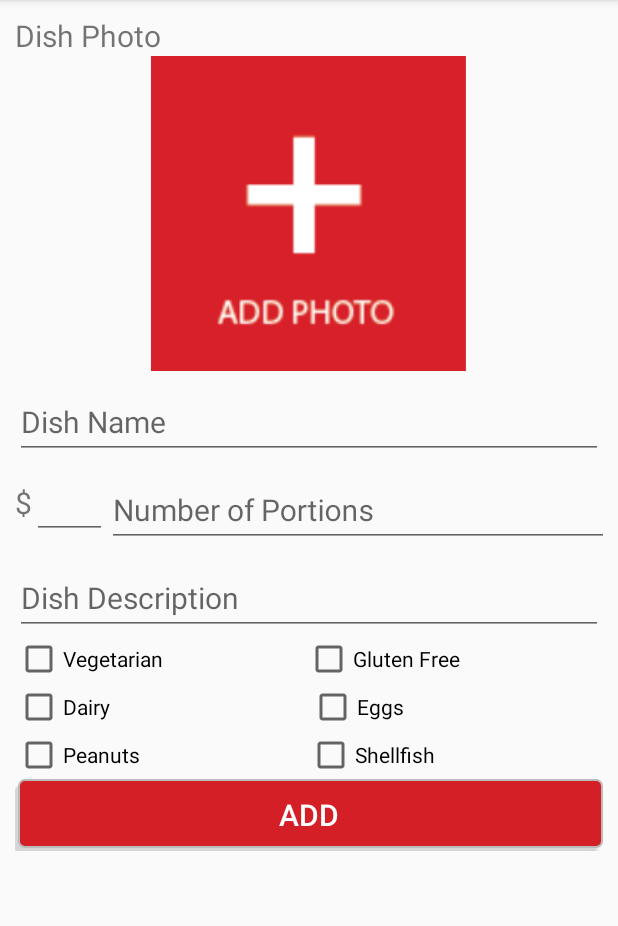
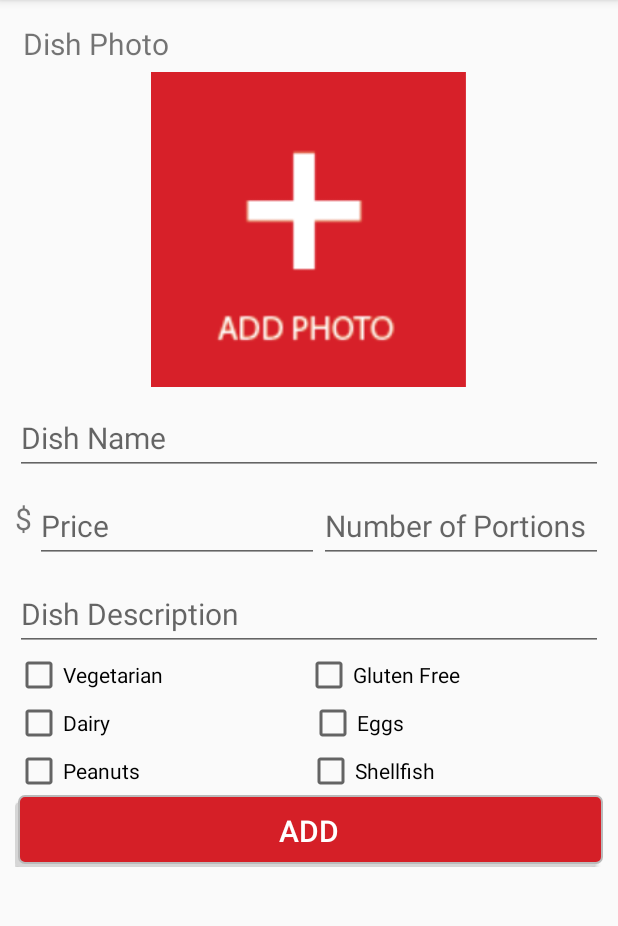
Before and after one commit to AnthonyFermin/Chip-Chop, an Android app: the fragment Fragment_Seller_CreateItem placed in its activity, on a phone screen of 412 x 824 dp, the part 84-1010 px from its top. Run offline under Robolectric (Android 15) with nearby library versions, the light colour scheme and no system bars; our stand-ins replace CircleImageView; libraries missing offline, so code that uses them is left out: com.facebook, com.firebase.client, retrofit.client; pictures from the network do not load; 6 statements that could not run were skipped.

Commit message:
more ui fixes

```diff
--- a/app/src/main/res/layout/activity_sell.xml
+++ b/app/src/main/res/layout/activity_sell.xml
@@ -43,6 +43,12 @@
             android:gravity="center_horizontal"
             android:id="@+id/drawer_user_nameTV"/>
 
+        <RatingBar
+            android:id="@+id/rating_bar"
+            android:layout_width="wrap_content"
+            android:layout_height="wrap_content"
+            android:layout_gravity="center_horizontal"/>
+
         <ListView
             android:id="@+id/left_drawer"
             android:layout_width="match_parent"
--- a/app/src/main/res/layout/activity_signup2.xml
+++ b/app/src/main/res/layout/activity_signup2.xml
@@ -120,9 +120,8 @@
                     android:textSize="20sp" />
 
                 <TextView
-                    android:layout_width="0dp"
+                    android:layout_width="30dp"
                     android:layout_height="70dp"
-                    android:layout_weight="1"
                     android:gravity="bottom|center"
                     android:text=","
                     android:textSize="20sp" />
@@ -134,7 +133,7 @@
 
                     <EditText
                         android:id="@+id/state"
-                        android:layout_width="match_parent"
+                        android:layout_width="70dp"
                         android:layout_height="wrap_content"
                         android:hint="State"
                         android:maxLength="2"
--- a/app/src/main/res/layout/fragment_seller__create_item.xml
+++ b/app/src/main/res/layout/fragment_seller__create_item.xml
@@ -20,7 +20,8 @@
         android:layout_width="match_parent"
         android:layout_height="wrap_content"
         android:text="Dish Photo"
-        android:textSize="20sp" />
+        android:textSize="20sp"
+        android:padding="5dp"/>
 
 
     <ImageButton
@@ -51,31 +52,32 @@
         android:layout_height="wrap_content"
         android:orientation="horizontal">
 
-        <LinearLayout
+        <TextView
+            android:layout_width="wrap_content"
+            android:layout_height="match_parent"
+            android:text="$"
+            android:paddingRight="2dp"
+            android:gravity="center_vertical"
+            android:textSize="20sp" />
+
+        <android.support.design.widget.TextInputLayout
             android:layout_width="0dp"
-            android:layout_height="match_parent"
-            android:orientation="horizontal"
-            android:gravity="center_vertical"
+            android:layout_height="wrap_content"
             android:layout_weight="1">
 
-        <TextView
-            android:layout_width="wrap_content"
-            android:layout_height="wrap_content"
-            android:text="$"
-            android:textSize="20sp" />
-
         <EditText
-            android:layout_width="50dp"
+            android:layout_width="match_parent"
             android:layout_height="wrap_content"
             android:inputType="number"
+            android:hint="Price"
             android:textSize="20sp"
             android:maxLength="3"
             android:id="@+id/price_dollar_amount"/>
 
-            </LinearLayout>
+        </android.support.design.widget.TextInputLayout>
 
-        <android.support.design.widget.TextInputLayout
-            android:layout_width="match_parent"
+        d<android.support.design.widget.TextInputLayout
+            android:layout_width="0dp"
             android:layout_height="wrap_content"
             android:layout_weight="1">
 
--- a/app/src/main/res/values/styles.xml
+++ b/app/src/main/res/values/styles.xml
@@ -4,6 +4,7 @@
     <style name="AppTheme" parent="Theme.AppCompat.Light.DarkActionBar">
         <item name="android:activatedBackgroundIndicator">@drawable/drawer_list_selector</item>
         <item name="colorAccent">#D51F27</item>
+        <item name="colorPrimaryDark">#AA191F</item>
         <item name="android:windowActionBarOverlay">true</item>
     </style>
 
```
Also changed, not shown: app/src/main/res/layout/activity_buy.xml (+7 -0 lines), app/src/main/res/layout/fragment_buyer_profile_settings.xml (+3 -4 lines), app/src/main/res/layout/fragment_seller_profile.xml (+3 -5 lines), app/src/main/res/layout/selleritem_list_item.xml (+6 -5 lines).
